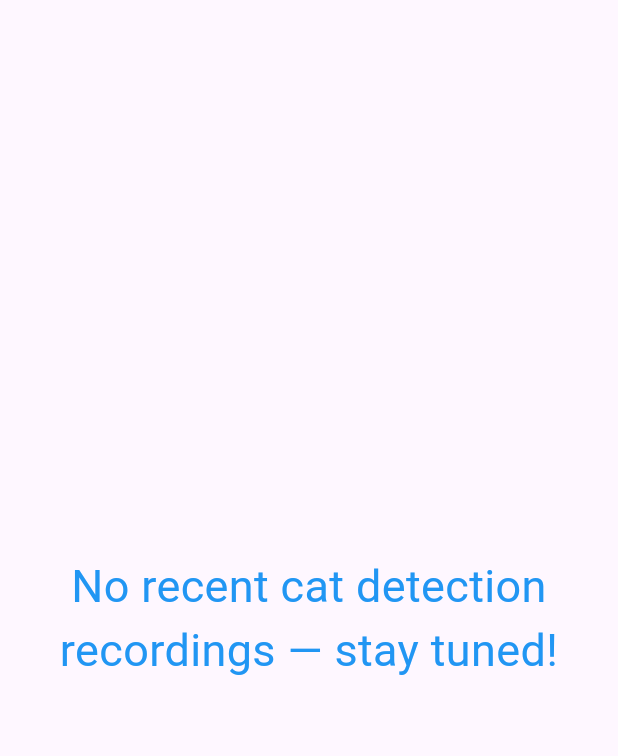
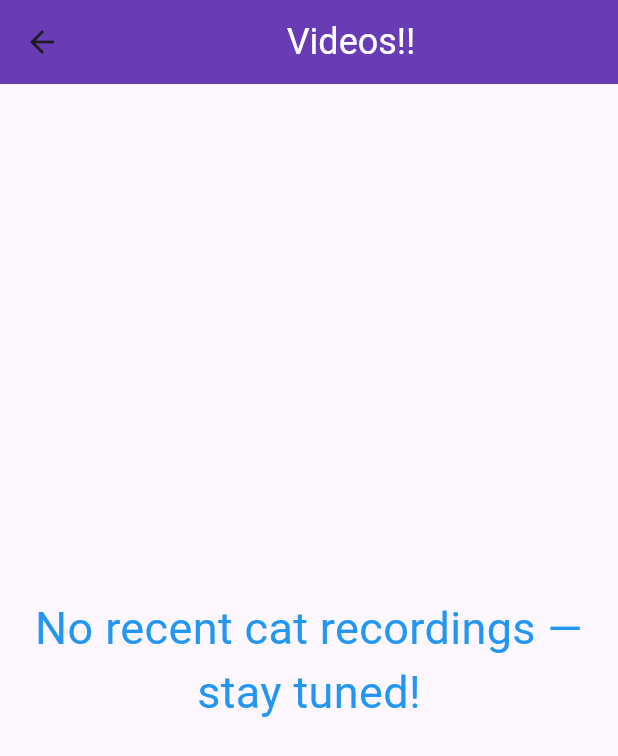
Before and after one commit to mburnayev/CatFinderinator3000, a Flutter app: the Videos screen opened directly, on a phone screen of 412 x 824 dp. Shown: the top 756 px of the screen. Run offline on Flutter 3.47's test engine with Material 3 defaults, Android fonts, the phone set to English and light mode, and no system bars; our stand-ins replace firebase_auth, firebase_core, firebase_storage, video_player; accounts and stored records are empty; generated files the repository leaves out were written again.

Commit message:
restyled videos list AppBar

```diff
--- a/app/lib/videos.dart
+++ b/app/lib/videos.dart
@@ -15,72 +15,87 @@ class Videos extends StatefulWidget {
 }
 
 class _VideosState extends State<Videos> {
-  // reference to Firebase Cloud Storage bucket using earlier credentials
   final storageRef = FirebaseStorage.instance.ref().child("videos");
 
-  // video names list
-  List<String> list = [];
+  List<String> videoNamesList = [];
+
+  PreferredSizeWidget get topBar {
+    return AppBar(backgroundColor: Colors.deepPurple,
+      elevation: 4,
+      title: Center(
+          child: const Text("Videos!!",
+              style: TextStyle(
+                fontSize: 24,
+                color: Colors.white
+              )))
+    );
+  }
+
+  // Buffers then retrieves correct Scaffold depending on number of videos
+  Widget get homeApp {
+    return FutureBuilder<void>(
+      future: getResults(),
+      builder: (BuildContext context, AsyncSnapshot<void> snapshot) {
+        if (snapshot.connectionState == ConnectionState.waiting) {
+          // Display a loading indicator while waiting for results
+          return const CircularProgressIndicator();
+        } else if (snapshot.hasError) {
+          // Handle any errors that occur during the asynchronous operation
+          return Text('Error: ${snapshot.error}');
+        } else {
+          Widget finalScaffold = const Scaffold();
+          finalScaffold =
+              (videoNamesList.isEmpty) ? noVideosScaffold : videoListScaffold;
+          // Retrieve the appropriate scaffold widget once the results are available
+          return finalScaffold;
+        }
+      },
+    );
+  }
+
+  // Retrieves video names from Firebase Cloud Storage bucket
+  Future<void> getResults() {
+    return storageRef.listAll().then((listResult) {
+      for (var item in listResult.items) {
+        videoNamesList.add(item.name);
+      }
+    });
+  }
+
+  Widget get noVideosScaffold {
+    return Scaffold(
+        appBar: topBar,
+        body: Center(
+            child: Text(
+          "No recent cat recordings — stay tuned!",
+          style: TextStyle(
+            color: Colors.blue,
+            fontSize: 30
+          ),
+          textAlign: TextAlign.center,
+        )));
+  }
+
+  // Redirects user to corresponding video when video name tapped/pressed
+  Widget get videoListScaffold {
+    return Scaffold(
+        appBar: topBar,
+        body: ListView.separated(
+            separatorBuilder: (context, index) => const Divider(),
+            itemCount: videoNamesList.length,
+            itemBuilder: (context, index) {
+              return ElevatedButton(
+                  child: Text(videoNamesList[index].toString()),
+                  onPressed: () => Navigator.push(
+                      context,
+                      MaterialPageRoute(
+                          builder: (context) =>
+                              Video(name: videoNamesList[index]))));
+            }));
+  }
 
   @override
   Widget build(BuildContext context) {
     return Scaffold(body: homeApp);
   }
-
-  // buffers then retrieves correct Scaffold depending on number of videos
-  Widget get homeApp {
-    // thank you chat ChatGPT
-    return FutureBuilder<void>(
-      future: getResults(),
-      builder: (BuildContext context, AsyncSnapshot<void> snapshot) {
-        if (snapshot.connectionState == ConnectionState.waiting) {
-          return const CircularProgressIndicator(); // Display a loading indicator while waiting for results
-        } else if (snapshot.hasError) {
-          return Text(
-              'Error: ${snapshot.error}'); // Handle any errors that occur during the asynchronous operation
-        } else {
-          Widget finalScaffold = const Scaffold();
-          finalScaffold = (list.isEmpty) ? noVideosScaffold : videoListScaffold;
-          return finalScaffold; // Generate the scaffold widget once the results are available
-        }
-      },
-    );
-  }
-
-  // retrieves video names from Firebase Cloud Storage bucket
-  Future<void> getResults() {
-    return storageRef.listAll().then((listResult) {
-      for (var item in listResult.items) {
-        list.add(item.name);
-      }
-    });
-  }
-
-  Widget get noVideosScaffold {
-    return const Scaffold(
-        body: Center(
-            child: Text(
-      "No recent cat detection recordings — stay tuned!",
-      style: TextStyle(
-        color: Colors.blue,
-        fontSize: 30,
-      ),
-      textAlign: TextAlign.center,
-    )));
-  }
-
-  // redirects user to corresponding video when video name tapped/pressed
-  Widget get videoListScaffold {
-    return Scaffold(
-        body: ListView.separated(
-            separatorBuilder: (context, index) => const Divider(),
-            itemCount: list.length,
-            itemBuilder: (context, index) {
-              return ElevatedButton(
-                  child: Text(list[index].toString()),
-                  onPressed: () => Navigator.push(
-                      context,
-                      MaterialPageRoute(
-                          builder: (context) => Video(name: list[index]))));
-            }));
-  }
 }
```
